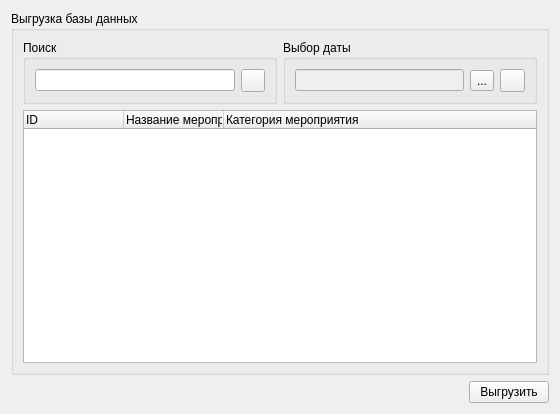
Old version of the form Admin/MainManager/uploadingWidget/cuploadingwidget.ui in the repository Demonist/TCS.
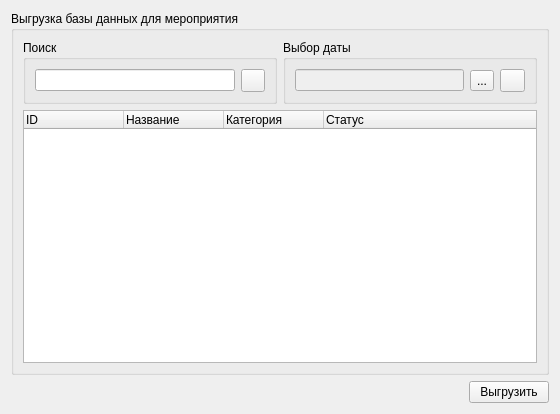
New version of the form. Icons and pictures are not drawn.

```diff
--- a/Admin/MainManager/uploadingWidget/cuploadingwidget.ui
+++ b/Admin/MainManager/uploadingWidget/cuploadingwidget.ui
@@ -52,7 +52,7 @@
    <item row="0" column="0">
     <widget class="QGroupBox" name="groupBox">
      <property name="title">
-      <string>Выгрузка базы данных</string>
+      <string>Выгрузка базы данных для мероприятия</string>
      </property>
      <layout class="QGridLayout" name="gridLayout_2">
       <item row="0" column="0">
@@ -127,12 +127,17 @@
         </column>
         <column>
          <property name="text">
-          <string>Название мероприятия</string>
+          <string>Название</string>
          </property>
         </column>
         <column>
          <property name="text">
-          <string>Категория мероприятия</string>
+          <string>Категория</string>
+         </property>
+        </column>
+        <column>
+         <property name="text">
+          <string>Статус</string>
          </property>
         </column>
        </widget>
```
